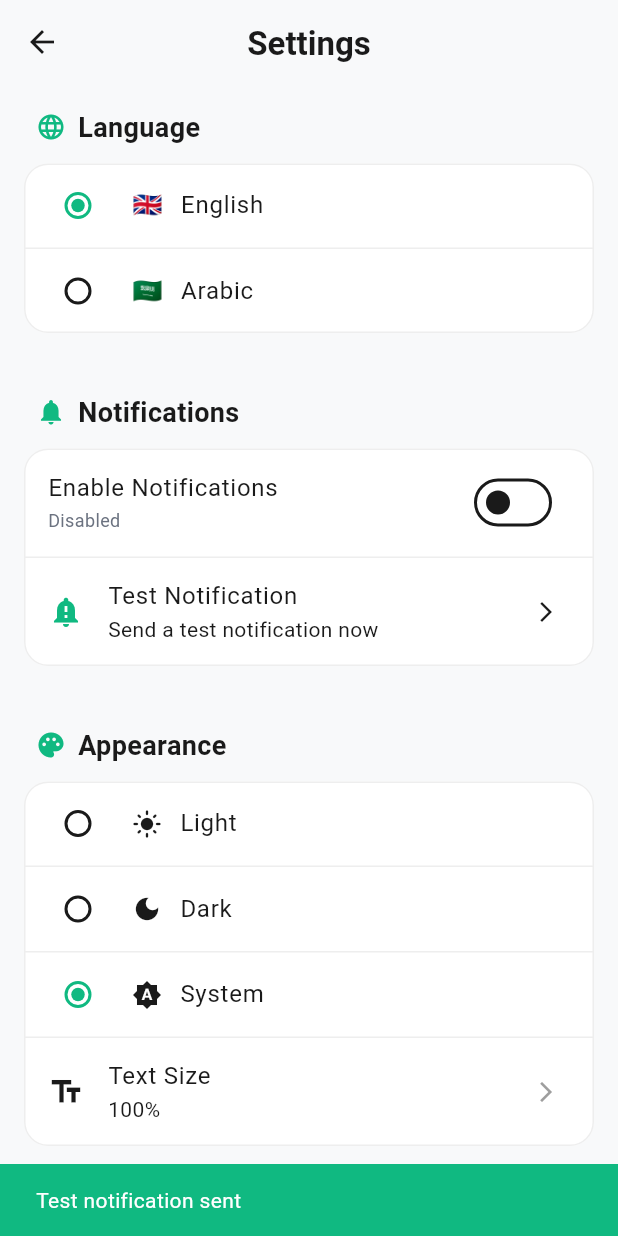
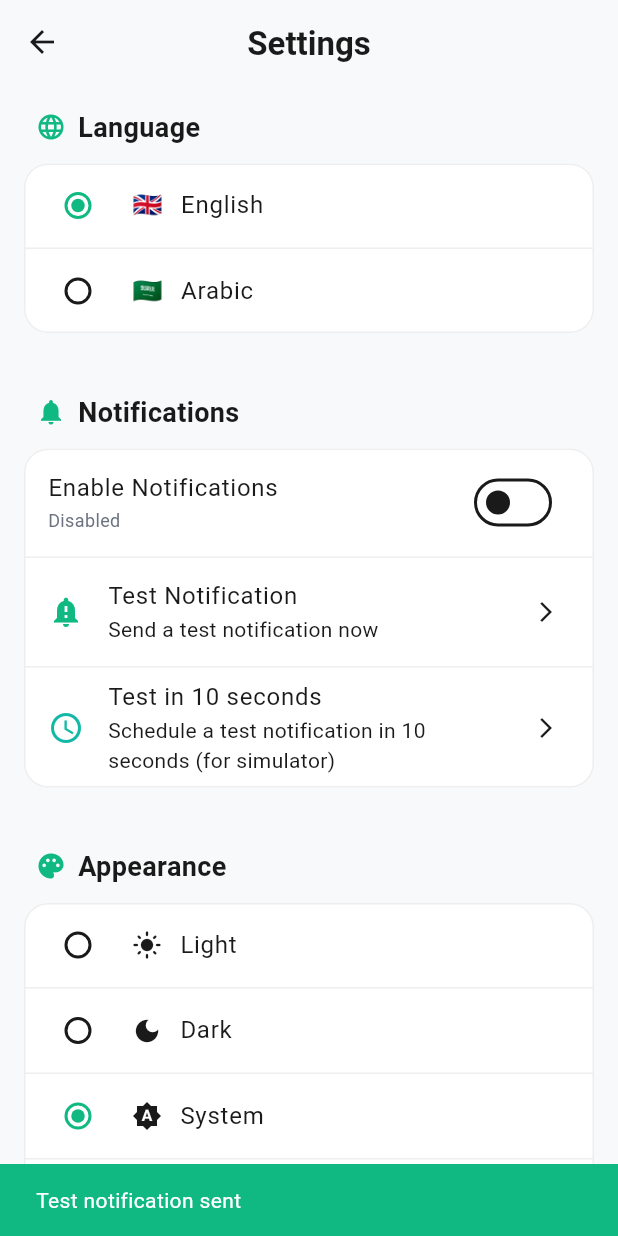
Before and after one commit to khaledebied/bling_azkar, a Flutter app: the SettingsScreen screen opened directly, after a tap on "Test Notification", on a phone screen of 412 x 824 dp. Run offline on Flutter 3.47's test engine with Material 3 defaults, Android fonts, the phone set to English and light mode, and no system bars; our stand-ins replace dio, flutter_local_notifications, flutter_riverpod, freezed_annotation, hive, hive_flutter and 2 more; missing offline and left inert: audio_session; accounts and stored records are empty; statements that could not run were skipped.

Commit message:
feat: Add functionality to schedule test notifications in the notification service and enhance settings screen with a new option to trigger a test notification after 10 seconds.

```diff
--- a/lib/src/presentation/screens/settings_screen.dart
+++ b/lib/src/presentation/screens/settings_screen.dart
@@ -216,6 +216,48 @@ class _SettingsScreenState extends ConsumerState<SettingsScreen> {
                           ? 'تم إرسال الإشعار التجريبي'
                           : 'Test notification sent'),
                       backgroundColor: AppTheme.primaryGreen,
+                    ),
+                  );
+                }
+              } else {
+                if (mounted) {
+                  ScaffoldMessenger.of(context).showSnackBar(
+                    SnackBar(
+                      content: Text(l10n.pleaseEnableNotifications),
+                      backgroundColor: Colors.orange,
+                    ),
+                  );
+                }
+              }
+            },
+          ),
+          const Divider(height: 1),
+          ListTile(
+            leading: const Icon(Icons.schedule, color: AppTheme.primaryTeal),
+            title: Text(l10n.isArabic ? 'اختبار بعد 10 ثواني' : 'Test in 10 seconds'),
+            subtitle: Text(l10n.isArabic
+                ? 'جدولة إشعار تجريبي بعد 10 ثواني (للمحاكي)'
+                : 'Schedule a test notification in 10 seconds (for simulator)'),
+            trailing: const Icon(Icons.arrow_forward_ios, size: 16),
+            onTap: () async {
+              final notificationService = NotificationService();
+              final hasPermission = await notificationService.requestPermissions();
+              if (hasPermission) {
+                await notificationService.scheduleTestNotificationInSeconds(
+                  l10n.isArabic ? 'اختبار الإشعار' : 'Test Notification',
+                  l10n.isArabic
+                      ? 'هذا إشعار مجدول من تطبيق بلينج أذكار'
+                      : 'This is a scheduled test notification from Bling Azkar',
+                  10,
+                );
+                if (mounted) {
+                  ScaffoldMessenger.of(context).showSnackBar(
+                    SnackBar(
+                      content: Text(l10n.isArabic
+                          ? 'سيتم إرسال الإشعار بعد 10 ثواني'
+                          : 'Notification will be sent in 10 seconds'),
+                      backgroundColor: AppTheme.primaryTeal,
+                      duration: const Duration(seconds: 3),
                     ),
                   );
                 }
```
Also changed, not shown: lib/src/data/services/notification_service.dart (+50 -0 lines).
